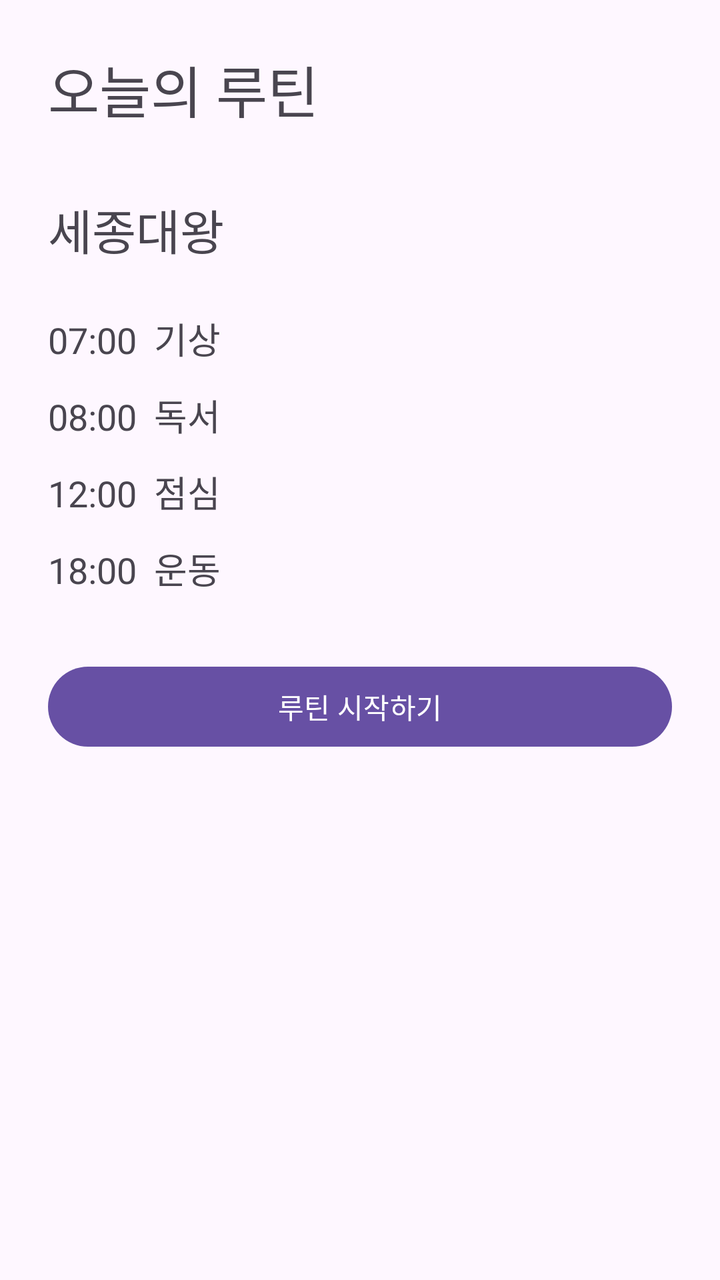
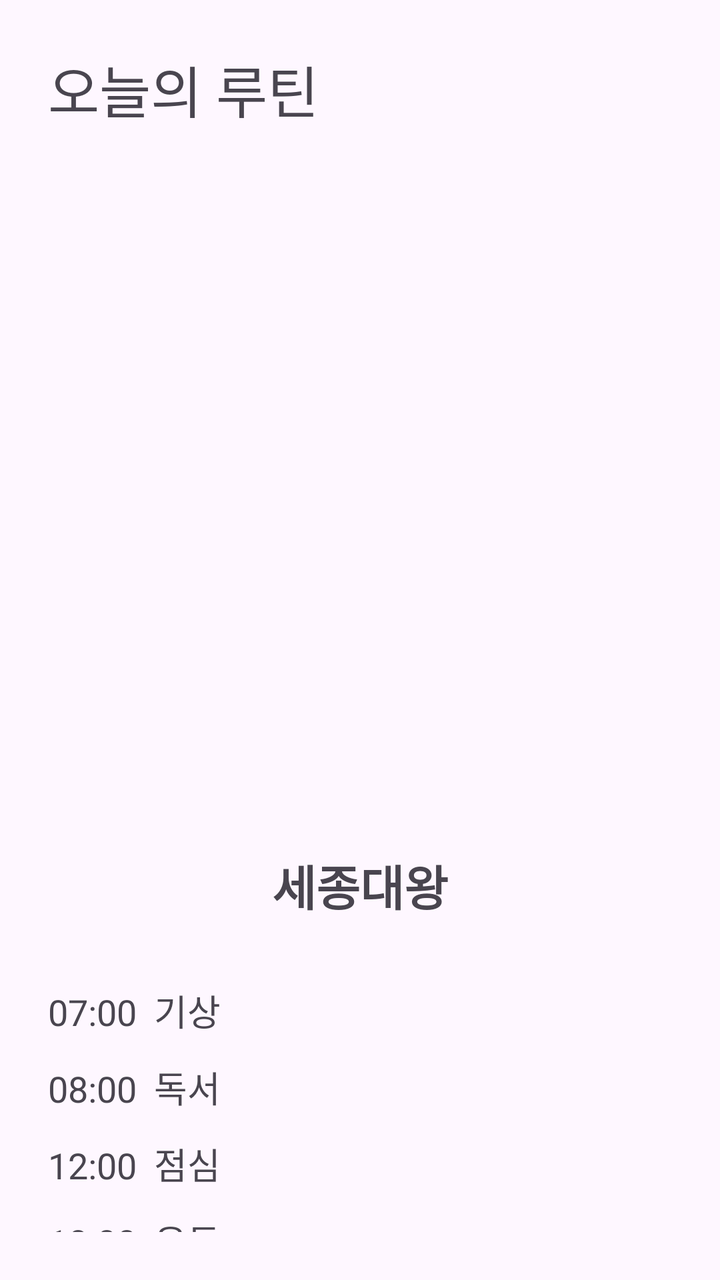

Screens rendered from an Android XML layout before and after an edit, with the pre-edit source and the edit as a unified diff.
<!-- AndroidManifest.xml: application theme Theme.Test -->
<!-- res/layout/activity_routine.xml -->
<?xml version="1.0" encoding="utf-8"?>
<LinearLayout
    xmlns:android="http://schemas.android.com/apk/res/android"
    android:layout_width="match_parent"
    android:layout_height="match_parent"
    android:orientation="vertical"
    android:padding="24dp">

    <TextView
        android:layout_width="wrap_content"
        android:layout_height="wrap_content"
        android:text="오늘의 루틴"
        android:textSize="28sp" />

    <TextView
        android:id="@+id/tvCharacterName"
        android:layout_width="wrap_content"
        android:layout_height="wrap_content"
        android:text="세종대왕"
        android:textSize="24sp"
        android:layout_marginTop="32dp" />

    <TextView
        android:layout_width="wrap_content"
        android:layout_height="wrap_content"
        android:text="07:00  기상"
        android:textSize="18sp"
        android:layout_marginTop="24dp" />

    <TextView
        android:layout_width="wrap_content"
        android:layout_height="wrap_content"
        android:text="08:00  독서"
        android:textSize="18sp"
        android:layout_marginTop="12dp" />

    <TextView
        android:layout_width="wrap_content"
        android:layout_height="wrap_content"
        android:text="12:00  점심"
        android:textSize="18sp"
        android:layout_marginTop="12dp" />

    <TextView
        android:layout_width="wrap_content"
        android:layout_height="wrap_content"
        android:text="18:00  운동"
        android:textSize="18sp"
        android:layout_marginTop="12dp" />

    <Button
        android:id="@+id/btnStartRoutine"
        android:layout_width="match_parent"
        android:layout_height="wrap_content"
        android:text="루틴 시작하기"
        android:layout_marginTop="32dp" />

</LinearLayout>
<!-- resources referenced by this layout -->
<resources>
  <style name="Theme.Test" parent="Base.Theme.Test" />
  <style name="Base.Theme.Test" parent="Theme.Material3.DayNight.NoActionBar">
          
          
      </style>
</resources>

<!-- the commit's change to res/layout/activity_routine.xml (unified diff, before → after) -->
@@ -12,20 +12,31 @@
         android:text="오늘의 루틴"
         android:textSize="28sp" />
 
+    
+    <ImageView
+        android:id="@+id/ivCharacterProfile"
+        android:layout_width="300dp"
+        android:layout_height="300dp"
+        android:layout_gravity="center_horizontal"
+        android:layout_marginTop="36dp"
+        android:scaleType="fitCenter" />
+
     <TextView
         android:id="@+id/tvCharacterName"
         android:layout_width="wrap_content"
         android:layout_height="wrap_content"
         android:text="세종대왕"
         android:textSize="24sp"
-        android:layout_marginTop="32dp" />
+        android:layout_marginTop="24dp"
+        android:layout_gravity="center_horizontal"
+        android:textStyle="bold" />
 
     <TextView
         android:layout_width="wrap_content"
         android:layout_height="wrap_content"
         android:text="07:00  기상"
         android:textSize="18sp"
-        android:layout_marginTop="24dp" />
+        android:layout_marginTop="32dp" />
 
     <TextView
         android:layout_width="wrap_content"
